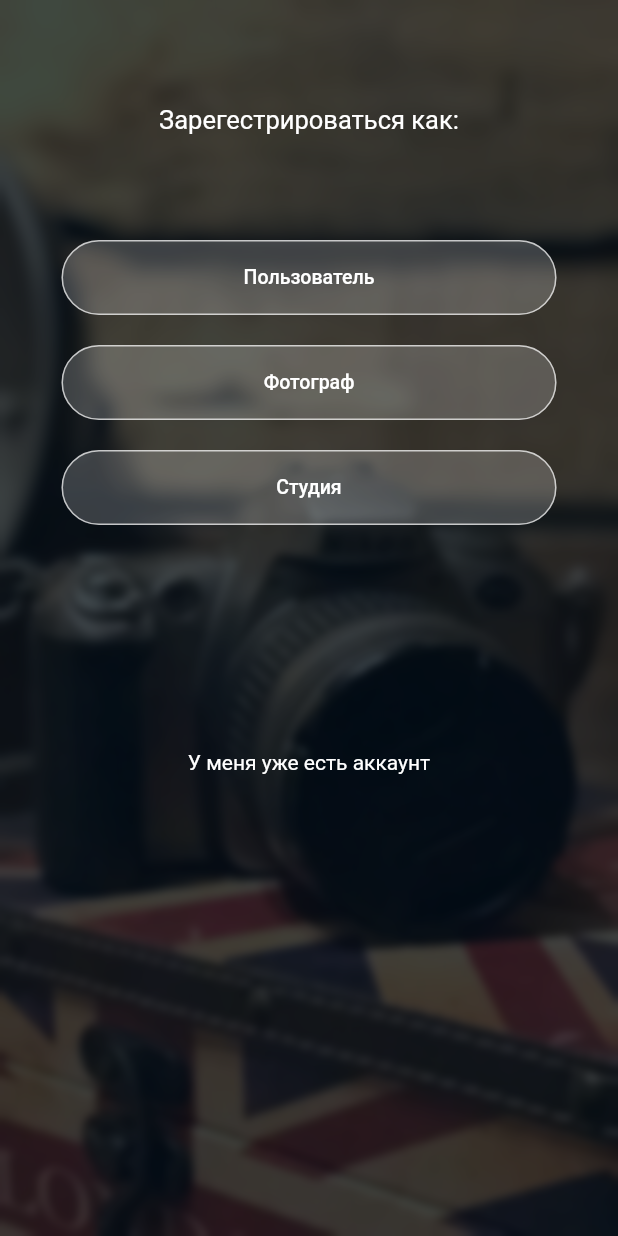
After one commit to moisey312/7Sky, a Flutter app: the RegChoose screen opened directly, on a phone screen of 412 x 824 dp. The commit adds this screen. Run offline on Flutter 3.47's test engine with Material 2 defaults, Android fonts, the phone set to English and light mode, and no system bars; our stand-ins replace firebase_auth, flutter_rating_bar; accounts and stored records are empty.

Commit message:
choose registration window

```diff
--- a/lib/main.dart
+++ b/lib/main.dart
@@ -1,12 +1,10 @@
 import 'package:flutter/material.dart';
 import 'package:testproj/services/authentication.dart';
 import 'package:testproj/pages/root_page.dart';
-import 'package:testproj/navigation_bar_controller.dart';
 import 'style.dart';
 void main() {
   runApp(new MyApp());
 }
-Colors _thisColor = Color(0xFF000D19) as Colors;
 class MyApp extends StatelessWidget {
   @override
   Widget build(BuildContext context) {
--- /dev/null
+++ b/lib/pages/reg_choose.dart
@@ -0,0 +1,95 @@
+import 'dart:ui';
+
+import 'package:flutter/material.dart';
+import 'package:testproj/style.dart';
+
+class RegChoose extends StatelessWidget {
+  @override
+  Widget build(BuildContext context) {
+    return Scaffold(
+        body: Stack(
+      children: <Widget>[
+        Container(
+          decoration: backgroundImageSignIn(),
+          child: new BackdropFilter(
+            filter: new ImageFilter.blur(sigmaX: 3.0, sigmaY: 3.0),
+            child: new Container(
+              decoration:
+                  new BoxDecoration(color: Color.fromRGBO(0, 13, 25, 0.75)),
+            ),
+          ),
+        ),
+        ListView(
+          children: <Widget>[
+            Padding(
+              padding: const EdgeInsets.only(top: 70),
+              child: Text(
+                "Зарегестрироваться как:",
+                textAlign: TextAlign.center,
+                style: TextStyle(fontSize: 17, color: Colors.white),
+              ),
+            ),
+            Padding(
+              padding: const EdgeInsets.only(top: 70, left: 41, right: 41),
+              child: Container(
+                height: 50,
+                child: FlatButton(
+                  child: Text("Пользователь",
+                      style: TextStyle(color: Colors.white, fontSize: 13)),
+                  onPressed: () {},
+                  color: Color.fromRGBO(255, 255, 255, 0.2),
+                  shape: RoundedRectangleBorder(
+                      borderRadius: new BorderRadius.circular(100),
+                      side: BorderSide(
+                          color: Color.fromRGBO(255, 255, 255, 0.7))),
+                ),
+              ),
+            ),
+            Padding(
+              padding: const EdgeInsets.only(left: 41, right: 41, top: 20),
+              child: Container(
+                height: 50,
+                child: FlatButton(
+                  child: Text(
+                    "Фотограф",
+                    style: TextStyle(color: Colors.white, fontSize: 13),
+                  ),
+                  onPressed: () {},
+                  color: Color.fromRGBO(255, 255, 255, 0.2),
+                  shape: RoundedRectangleBorder(
+                      borderRadius: new BorderRadius.circular(100),
+                      side: BorderSide(
+                          color: Color.fromRGBO(255, 255, 255, 0.7))),
+                ),
+              ),
+            ),
+            Padding(
+              padding: const EdgeInsets.only(left: 41, top: 20, right: 41),
+              child: Container(
+                height: 50,
+                child: FlatButton(
+                  child: Text("Студия",
+                      style: TextStyle(color: Colors.white, fontSize: 13)),
+                  onPressed: () {},
+                  color: Color.fromRGBO(255, 255, 255, 0.2),
+                  shape: RoundedRectangleBorder(
+                      borderRadius: new BorderRadius.circular(100),
+                      side: BorderSide(
+                          color: Color.fromRGBO(255, 255, 255, 0.7))),
+                ),
+              ),
+            ),
+            Padding(
+              padding: const EdgeInsets.only(top: 150),
+              child: Text(
+                "У меня уже есть аккаунт",
+                textAlign: TextAlign.center,
+                style: TextStyle(fontSize: 14, color: Colors.white),
+              ),
+            )
+          ],
+        ),
+      ],
+    ));
+  }
+}
--- a/lib/pages/root_page.dart
+++ b/lib/pages/root_page.dart
@@ -1,7 +1,6 @@
 import 'package:flutter/material.dart';
 import 'package:testproj/pages/sign_up.dart';
 import 'package:testproj/services/authentication.dart';
-import 'package:testproj/pages/home_page.dart';
 import 'package:testproj/navigation_bar_controller.dart';
 enum AuthStatus {
   NOT_DETERMINED,
--- a/lib/profile_page.dart
+++ b/lib/profile_page.dart
@@ -2,7 +2,6 @@ import 'dart:ui';
 
 import 'package:flutter/material.dart';
 import 'package:flutter_rating_bar/flutter_rating_bar.dart';
-import 'package:testproj/services/authentication.dart';
 class ProfilePage extends StatefulWidget{
   const ProfilePage({Key key}) : super(key: key);
   @override
```
